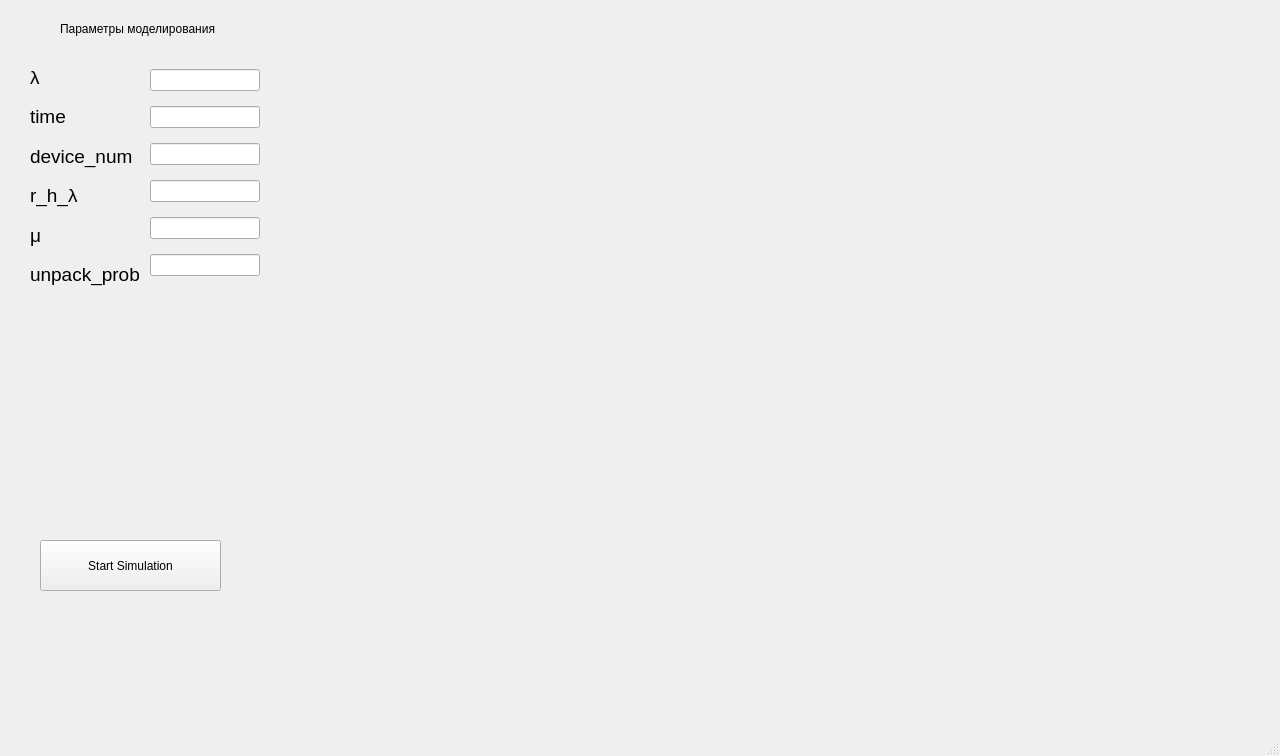
The window that mainwindow.ui (Nobahu/Coursework) describes before a commit, drawn with Qt 5.
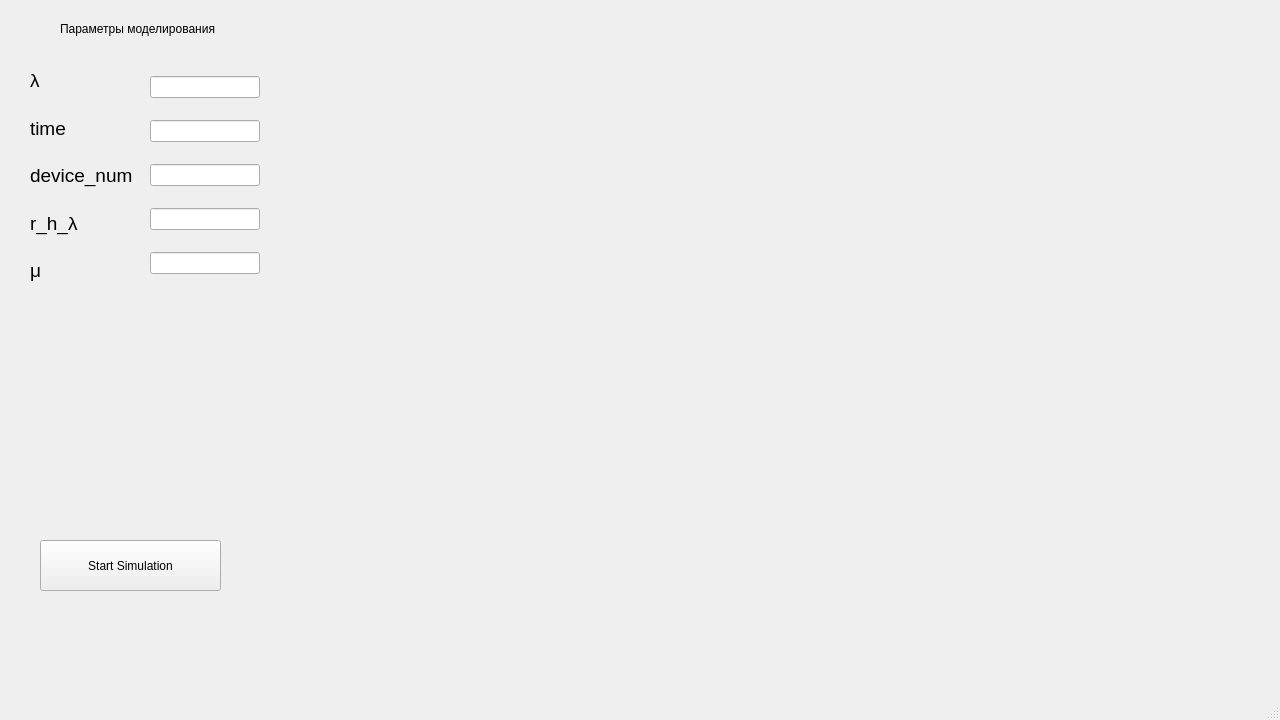
The same window after the commit.

Diff of the .ui file:
```diff
--- a/mainwindow.ui
+++ b/mainwindow.ui
@@ -7,7 +7,7 @@
     <x>0</x>
     <y>0</y>
     <width>1280</width>
-    <height>756</height>
+    <height>720</height>
    </rect>
   </property>
   <property name="windowTitle">
@@ -20,7 +20,7 @@
       <x>720</x>
       <y>10</y>
       <width>551</width>
-      <height>681</height>
+      <height>661</height>
      </rect>
     </property>
     <property name="currentIndex">
@@ -134,18 +134,6 @@
         </property>
        </widget>
       </item>
-      <item>
-       <widget class="QLabel" name="label_7">
-        <property name="font">
-         <font>
-          <pointsize>14</pointsize>
-         </font>
-        </property>
-        <property name="text">
-         <string>unpack_prob</string>
-        </property>
-       </widget>
-      </item>
      </layout>
     </widget>
     <widget class="QWidget" name="layoutWidget">
@@ -171,10 +159,7 @@
        <widget class="QLineEdit" name="rhLambdaLineEdit"/>
       </item>
       <item>
-       <widget class="QLineEdit" name="muLineEdit"/>
-      </item>
-      <item>
-       <widget class="QLineEdit" name="unpackProbLineEdit"/>
+       <widget class="QLineEdit" name="lineEdit_5"/>
       </item>
      </layout>
     </widget>
```
Left out of the diff: 8 changed lines with no effect on the pictures.
